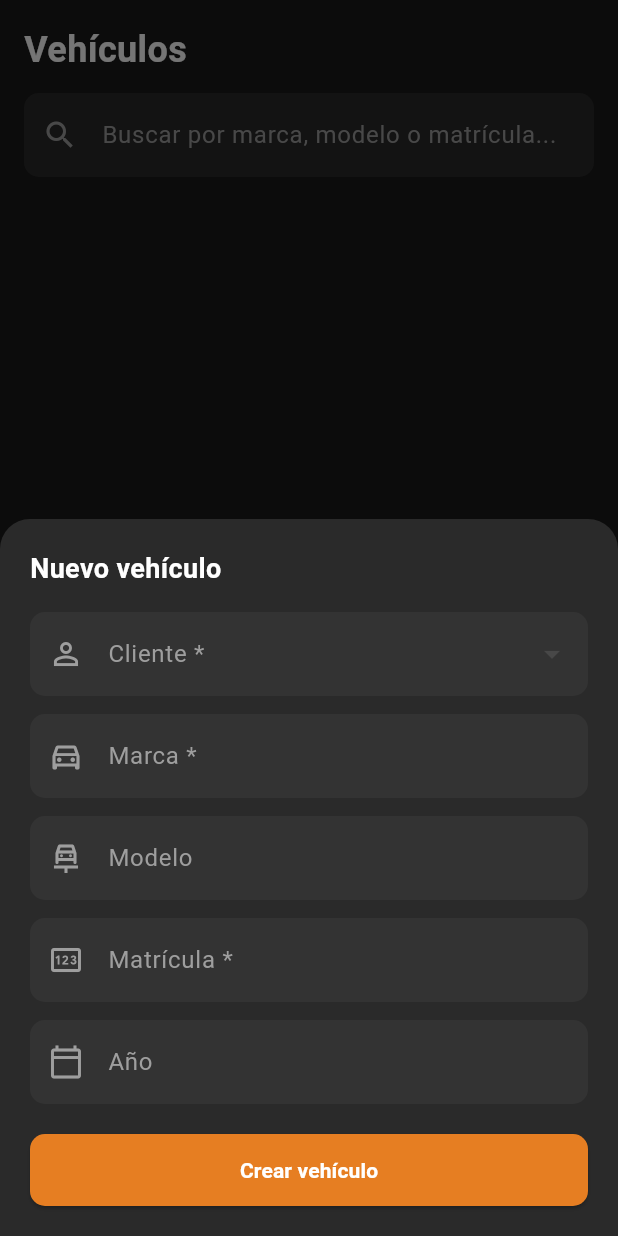
After one commit to oscarsalt/taller_pro, a Flutter app: the VehiculosScreen screen opened directly, after a tap on the "add" icon, on a phone screen of 412 x 824 dp. The commit adds this screen. Run offline on Flutter 3.47's test engine with Material 3 defaults, Android fonts, the phone set to English and light mode, and no system bars; our stand-ins replace shared_preferences; accounts and stored records are empty; network calls fail.

Commit message:
s.p: pantalla de vehiculos con busqueda

```diff
--- /dev/null
+++ b/lib/screens/vehiculos_screen.dart
@@ -0,0 +1,349 @@
+import 'package:flutter/material.dart';
+import '../api_service.dart';
+
+class VehiculosScreen extends StatefulWidget {
+  const VehiculosScreen({super.key});
+
+  @override
+  State<VehiculosScreen> createState() => _VehiculosScreenState();
+}
+
+class _VehiculosScreenState extends State<VehiculosScreen> {
+  static const Color bgColor = Color(0xFF1A1A1A);
+  static const Color cardColor = Color(0xFF2A2A2A);
+  static const Color accentColor = Color(0xFFE67E22);
+
+  List<dynamic> vehiculos = [];
+  List<dynamic> clientes = [];
+  bool cargando = true;
+  String busqueda = '';
+
+  final marcaController = TextEditingController();
+  final modeloController = TextEditingController();
+  final matriculaController = TextEditingController();
+  final anioController = TextEditingController();
+  String? clienteSeleccionado;
+
+  @override
+  void initState() {
+    super.initState();
+    cargarDatos();
+  }
+
+  Future<void> cargarDatos() async {
+    setState(() => cargando = true);
+    try {
+      final v = await ApiService.get('/vehiculos');
+      final c = await ApiService.get('/clientes');
+      setState(() {
+        vehiculos = v is List ? v : [];
+        clientes = c is List ? c : [];
+        cargando = false;
+      });
+    } catch (e) {
+      setState(() => cargando = false);
+    }
+  }
+
+  Future<void> crearVehiculo() async {
+    if (marcaController.text.isEmpty ||
+        matriculaController.text.isEmpty ||
+        clienteSeleccionado == null) return;
+    try {
+      await ApiService.post('/vehiculos', {
+        'id_cliente': clienteSeleccionado,
+        'marca': marcaController.text,
+        'modelo': modeloController.text,
+        'matricula': matriculaController.text,
+        'anio': anioController.text,
+      });
+      marcaController.clear();
+      modeloController.clear();
+      matriculaController.clear();
+      anioController.clear();
+      clienteSeleccionado = null;
+      await cargarDatos();
+    } catch (e) {
+      // error
+    }
+  }
+
+  Future<void> eliminarVehiculo(int id) async {
+    final confirm = await showDialog<bool>(
+      context: context,
+      builder: (ctx) => AlertDialog(
+        backgroundColor: cardColor,
+        title: const Text('Eliminar vehículo',
+            style: TextStyle(color: Colors.white)),
+        content: const Text(
+            '¿Estás seguro de que quieres eliminar este vehículo?',
+            style: TextStyle(color: Colors.grey)),
+        actions: [
+          TextButton(
+              onPressed: () => Navigator.pop(ctx, false),
+              child:
+                  const Text('Cancelar', style: TextStyle(color: Colors.grey))),
+          TextButton(
+              onPressed: () => Navigator.pop(ctx, true),
+              child:
+                  const Text('Eliminar', style: TextStyle(color: Colors.red))),
+        ],
+      ),
+    );
+    if (confirm == true) {
+      await ApiService.delete('/vehiculos/$id');
+      await cargarDatos();
+    }
+  }
+
+  String nombreCliente(dynamic idCliente) {
+    final c = clientes.firstWhere(
+      (c) => c['id_cliente'].toString() == idCliente.toString(),
+      orElse: () => null,
+    );
+    return c != null ? c['nombre'] : 'Desconocido';
+  }
+
+  void mostrarFormulario() {
+    showModalBottomSheet(
+      context: context,
+      backgroundColor: cardColor,
+      isScrollControlled: true,
+      shape: const RoundedRectangleBorder(
+        borderRadius: BorderRadius.vertical(top: Radius.circular(20)),
+      ),
+      builder: (ctx) => StatefulBuilder(
+        builder: (ctx, setModalState) => Padding(
+          padding: EdgeInsets.only(
+            left: 20,
+            right: 20,
+            top: 20,
+            bottom: MediaQuery.of(ctx).viewInsets.bottom + 20,
+          ),
+          child: Column(
+            mainAxisSize: MainAxisSize.min,
+            crossAxisAlignment: CrossAxisAlignment.start,
+            children: [
+              const Text('Nuevo vehículo',
+                  style: TextStyle(
+                      color: Colors.white,
+                      fontSize: 18,
+                      fontWeight: FontWeight.bold)),
+              const SizedBox(height: 16),
+              // Selector de cliente
+              DropdownButtonFormField<String>(
+                value: clienteSeleccionado,
+                dropdownColor: const Color(0xFF333333),
+                style: const TextStyle(color: Colors.white),
+                decoration: InputDecoration(
+                  labelText: 'Cliente *',
+                  labelStyle: const TextStyle(color: Colors.grey),
+                  prefixIcon:
+                      const Icon(Icons.person_outline, color: Colors.grey),
+                  filled: true,
+                  fillColor: const Color(0xFF333333),
+                  enabledBorder: OutlineInputBorder(
+                    borderRadius: BorderRadius.circular(10),
+                    borderSide: const BorderSide(color: Colors.transparent),
+                  ),
+                  focusedBorder: OutlineInputBorder(
+                    borderRadius: BorderRadius.circular(10),
+                    borderSide: const BorderSide(color: accentColor),
+                  ),
+                ),
+                items: clientes.map<DropdownMenuItem<String>>((c) {
+                  return DropdownMenuItem<String>(
+                    value: c['id_cliente'].toString(),
+                    child: Text(c['nombre'],
+                        style: const TextStyle(color: Colors.white)),
+                  );
+                }).toList(),
+                onChanged: (v) => setModalState(() => clienteSeleccionado = v),
+              ),
+              const SizedBox(height: 12),
+              _buildInput(
+                  marcaController, 'Marca *', Icons.directions_car_outlined),
+              const SizedBox(height: 12),
+              _buildInput(
+                  modeloController, 'Modelo', Icons.car_repair_outlined),
+              const SizedBox(height: 12),
+              _buildInput(
+                  matriculaController, 'Matrícula *', Icons.pin_outlined),
+              const SizedBox(height: 12),
+              _buildInput(anioController, 'Año', Icons.calendar_today_outlined,
+                  tipo: TextInputType.number),
+              const SizedBox(height: 20),
+              SizedBox(
+                width: double.infinity,
+                height: 48,
+                child: ElevatedButton(
+                  onPressed: () {
+                    Navigator.pop(ctx);
+                    crearVehiculo();
+                  },
+                  style: ElevatedButton.styleFrom(
+                    backgroundColor: accentColor,
+                    shape: RoundedRectangleBorder(
+                        borderRadius: BorderRadius.circular(10)),
+                  ),
+                  child: const Text('Crear vehículo',
+                      style: TextStyle(
+                          color: Colors.white, fontWeight: FontWeight.bold)),
+                ),
+              ),
+            ],
+          ),
+        ),
+      ),
+    );
+  }
+
+  Widget _buildInput(
+      TextEditingController controller, String label, IconData icon,
+      {TextInputType tipo = TextInputType.text}) {
+    return TextField(
+      controller: controller,
+      style: const TextStyle(color: Colors.white),
+      keyboardType: tipo,
+      decoration: InputDecoration(
+        labelText: label,
+        labelStyle: const TextStyle(color: Colors.grey),
+        prefixIcon: Icon(icon, color: Colors.grey),
+        filled: true,
+        fillColor: const Color(0xFF333333),
+        enabledBorder: OutlineInputBorder(
+          borderRadius: BorderRadius.circular(10),
+          borderSide: const BorderSide(color: Colors.transparent),
+        ),
+        focusedBorder: OutlineInputBorder(
+          borderRadius: BorderRadius.circular(10),
+          borderSide: const BorderSide(color: accentColor),
+        ),
+      ),
+    );
+  }
+
+  List<dynamic> get vehiculosFiltrados {
+    if (busqueda.isEmpty) return vehiculos;
+    final texto = busqueda.toLowerCase();
+    return vehiculos
+        .where((v) =>
+            v['marca']?.toString().toLowerCase().contains(texto) == true ||
+            v['modelo']?.toString().toLowerCase().contains(texto) == true ||
+            v['matricula']?.toString().toLowerCase().contains(texto) == true)
+        .toList();
+  }
+
+  @override
+  Widget build(BuildContext context) {
+    return Scaffold(
+      backgroundColor: bgColor,
+      floatingActionButton: FloatingActionButton(
+        onPressed: mostrarFormulario,
+        backgroundColor: accentColor,
+        child: const Icon(Icons.add, color: Colors.white),
+      ),
+      body: Column(
+        children: [
+          Padding(
+            padding: const EdgeInsets.all(16),
+            child: Column(
+              crossAxisAlignment: CrossAxisAlignment.start,
+              children: [
+                const Text('Vehículos',
+                    style: TextStyle(
+                        color: Colors.white,
+                        fontSize: 24,
+                        fontWeight: FontWeight.bold)),
+                const SizedBox(height: 12),
+                TextField(
+                  style: const TextStyle(color: Colors.white),
+                  onChanged: (v) => setState(() => busqueda = v),
+                  decoration: InputDecoration(
+                    hintText: 'Buscar por marca, modelo o matrícula...',
+                    hintStyle: const TextStyle(color: Colors.grey),
+                    prefixIcon: const Icon(Icons.search, color: Colors.grey),
+                    filled: true,
+                    fillColor: cardColor,
+                    border: OutlineInputBorder(
+                      borderRadius: BorderRadius.circular(10),
+                      borderSide: BorderSide.none,
+                    ),
+                  ),
+                ),
+              ],
+            ),
+          ),
+          Expanded(
+            child: cargando
+                ? const Center(
+                    child: CircularProgressIndicator(color: accentColor))
+                : vehiculosFiltrados.isEmpty
+                    ? const Center(
+                        child: Text('No hay vehículos',
+                            style: TextStyle(color: Colors.grey)))
+                    : RefreshIndicator(
+                        onRefresh: cargarDatos,
+                        color: accentColor,
+                        child: ListView.builder(
+                          padding: const EdgeInsets.symmetric(horizontal: 16),
+                          itemCount: vehiculosFiltrados.length,
+                          itemBuilder: (context, index) {
+                            final v = vehiculosFiltrados[index];
+                            return Container(
+                              margin: const EdgeInsets.only(bottom: 10),
+                              decoration: BoxDecoration(
+                                color: cardColor,
+                                borderRadius: BorderRadius.circular(12),
+                              ),
+                              child: ListTile(
+                                contentPadding: const EdgeInsets.symmetric(
+                                    horizontal: 16, vertical: 8),
+                                leading: Container(
+                                  width: 44,
+                                  height: 44,
+                                  decoration: BoxDecoration(
+                                    color: accentColor.withOpacity(0.15),
+                                    borderRadius: BorderRadius.circular(10),
+                                  ),
+                                  child: const Icon(Icons.directions_car,
+                                      color: accentColor, size: 22),
+                                ),
+                                title: Text(
+                                  '${v['marca']} ${v['modelo']}',
+                                  style: const TextStyle(
+                                      color: Colors.white,
+                                      fontWeight: FontWeight.w500),
+                                ),
+                                subtitle: Column(
+                                  crossAxisAlignment: CrossAxisAlignment.start,
+                                  children: [
+                                    Text(v['matricula'] ?? '',
+                                        style: const TextStyle(
+                                            color: accentColor,
+                                            fontSize: 12,
+                                            fontWeight: FontWeight.bold)),
+                                    Text(
+                                      '${nombreCliente(v['id_cliente'])}${v['anio'] != null && v['anio'].toString().isNotEmpty ? ' · ${v['anio']}' : ''}',
+                                      style: const TextStyle(
+                                          color: Colors.grey, fontSize: 12),
+                                    ),
+                                  ],
+                                ),
+                                trailing: IconButton(
+                                  icon: const Icon(Icons.delete_outline,
+                                      color: Colors.red),
+                                  onPressed: () => eliminarVehiculo(
+                                      int.parse(v['id_vehiculo'].toString())),
+                                ),
+                              ),
+                            );
+                          },
+                        ),
+                      ),
+          ),
+        ],
+      ),
+    );
+  }
+}
--- a/lib/widgets/main_layout.dart
+++ b/lib/widgets/main_layout.dart
@@ -2,6 +2,7 @@ import 'package:flutter/material.dart';
 import 'package:shared_preferences/shared_preferences.dart';
 import 'package:taller_pro/screens/clientes_screen.dart';
 import '../screens/dashboard_screen.dart';
+import '../screens/vehiculos_screen.dart';
 
 class MainLayout extends StatefulWidget {
   const MainLayout({super.key});
@@ -52,8 +53,7 @@ class _MainLayoutState extends State<MainLayout> {
       case 1:
         return const ClientesScreen();
       case 2:
-        return const _PlaceholderScreen(
-            title: 'Vehículos', icon: Icons.directions_car);
+        return const VehiculosScreen();
       case 3:
         return const _PlaceholderScreen(
             title: 'Citas', icon: Icons.calendar_month);
```
